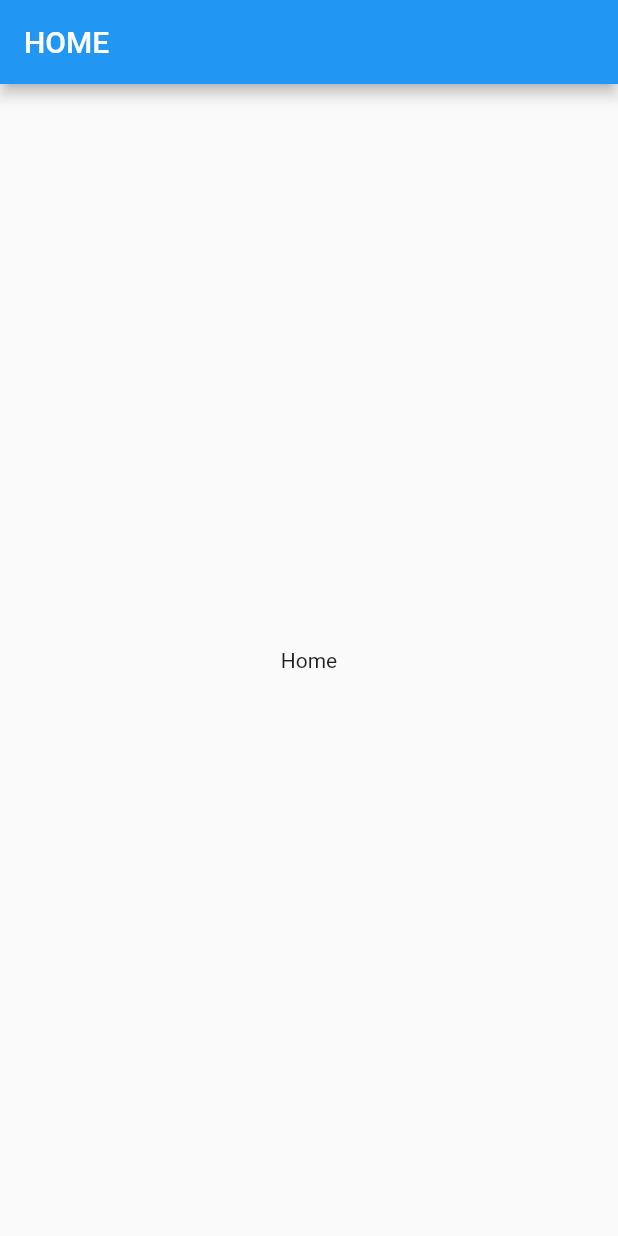
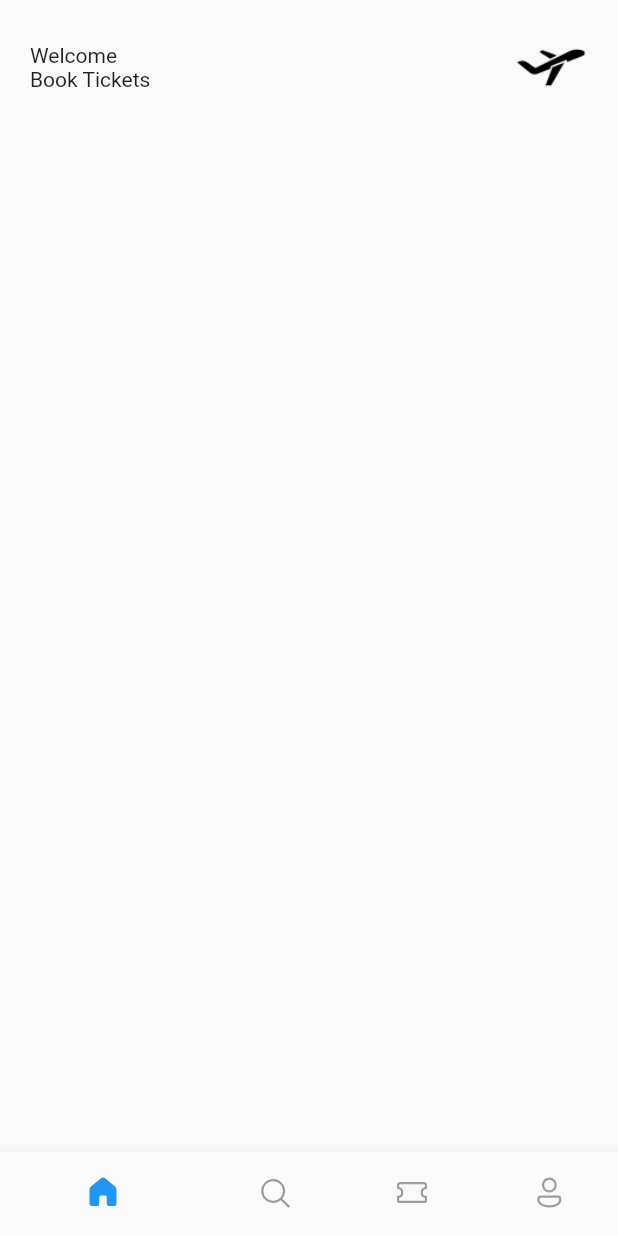
Before and after one commit to Thanwar/ticketApp, a Flutter app: the screen it shows after launch, on a phone screen of 412 x 824 dp. Run offline on Flutter 3.47's test engine with Material 2 defaults, Android fonts, the phone set to English and light mode, and no system bars; our stand-ins replace fluentui_icons.

Commit message:
added welcome and icon

```diff
--- a/ticketapp/lib/main.dart
+++ b/ticketapp/lib/main.dart
@@ -10,6 +10,7 @@ class MyApp extends StatelessWidget {
   @override
   Widget build(BuildContext context) {
     return MaterialApp(
+      debugShowCheckedModeBanner: false,
       title: 'Flutter Demo',
       theme: ThemeData(
         primarySwatch: Colors.blue,
--- a/ticketapp/lib/screens/home_page.dart
+++ b/ticketapp/lib/screens/home_page.dart
@@ -1,4 +1,6 @@
+import 'package:fluentui_icons/fluentui_icons.dart';
 import 'package:flutter/material.dart';
+import 'package:ticketapp/screens/welcome_page.dart';
 
 class Home extends StatefulWidget {
   const Home({super.key});
@@ -8,11 +10,60 @@ class Home extends StatefulWidget {
 }
 
 class _HomeState extends State<Home> {
+  int _selectedIndex = 0;
+  static final List<Widget> _widgetOptions = <Widget>[
+    Welcome(),
+    const Text("Search"),
+    const Text("Ticket"),
+    const Text("Profile"),
+  ];
+
+  void _onItemTapped(int index) {
+    setState(() {
+      _selectedIndex = index;
+    });
+  }
+
   @override
   Widget build(BuildContext context) {
     return Scaffold(
-      appBar: AppBar(title: Text("HOME"),),
-      body: Center(child: Text("Home")),
+      // appBar: AppBar(
+      //   title: Text("HOME"),
+      // ),
+      body: Center(
+        child: _widgetOptions[_selectedIndex],
+      ),
+      bottomNavigationBar: BottomNavigationBar(
+        currentIndex: _selectedIndex,
+        onTap: _onItemTapped,
+        elevation: 10,
+        showSelectedLabels: false,
+        showUnselectedLabels: false,
+        selectedItemColor: Colors.blue,
+        unselectedItemColor: Colors.grey,
+        items: const [
+          BottomNavigationBarItem(
+            icon: Icon(FluentSystemIcons.ic_fluent_home_regular),
+            activeIcon: Icon(FluentSystemIcons.ic_fluent_home_filled),
+            label: "Home",
+          ),
+          BottomNavigationBarItem(
+            icon: Icon(FluentSystemIcons.ic_fluent_search_regular),
+            activeIcon: Icon(FluentSystemIcons.ic_fluent_search_filled),
+            label: "Search",
+          ),
+          BottomNavigationBarItem(
+            icon: Icon(FluentSystemIcons.ic_fluent_ticket_regular),
+            activeIcon: Icon(FluentSystemIcons.ic_fluent_ticket_filled),
+            label: "Search",
+          ),
+          BottomNavigationBarItem(
+            icon: Icon(FluentSystemIcons.ic_fluent_person_regular),
+            activeIcon: Icon(FluentSystemIcons.ic_fluent_person_filled),
+            label: "Profile",
+          ),
+        ],
+      ),
     );
   }
 }
--- /dev/null
+++ b/ticketapp/lib/screens/welcome_page.dart
@@ -0,0 +1,44 @@
+import 'package:flutter/material.dart';
+
+class Welcome extends StatelessWidget {
+  const Welcome({super.key});
+
+  @override
+  Widget build(BuildContext context) {
+    return Scaffold(
+      body: ListView(
+        children: [
+          Container(
+            padding: EdgeInsets.all(20),
+            child: Column(
+              children: [
+                Row(
+                  mainAxisAlignment: MainAxisAlignment.spaceBetween,
+                  children: [
+                    Container(
+                      child: Column(
+                        crossAxisAlignment: CrossAxisAlignment.start,
+                        children: const [
+                          Text("Welcome"),
+                          Text("Book Tickets"),
+                        ],
+                      ),
+                    ),
+                    Container(
+                      height: 50,
+                      width: 50,
+                      decoration: BoxDecoration(
+                          borderRadius: BorderRadius.circular(10),
+                          image: const DecorationImage(
+                              image: AssetImage("assets/images/icon.png"))),
+                    )
+                  ],
+                )
+              ],
+            ),
+          )
+        ],
+      ),
+    );
+  }
+}
--- a/ticketapp/pubspec.yaml
+++ b/ticketapp/pubspec.yaml
@@ -31,6 +31,7 @@ environment:
 dependencies:
   flutter:
     sdk: flutter
+  fluentui_icons: ^1.0.0
 
 
   # The following adds the Cupertino Icons font to your application.
@@ -60,8 +61,8 @@ flutter:
   uses-material-design: true
 
   # To add assets to your application, add an assets section, like this:
-  # assets:
-  #   - images/a_dot_burr.jpeg
+  assets:
+    - assets/images/
   #   - images/a_dot_ham.jpeg
 
   # An image asset can refer to one or more resolution-specific "variants", see
```
Also changed, not shown: ticketapp/assets/images/icon.png (added), ticketapp/pubspec.lock.
